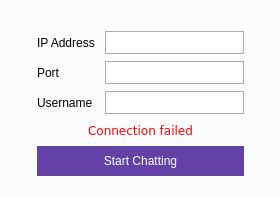
First picture: the form in signin.ui, repository likeMyCode/MyIRC, before the edit.
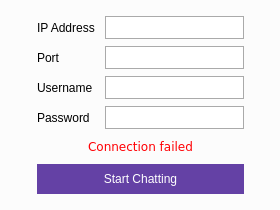
Second picture: the form after the edit.

What changed in the file:
```diff
--- a/signin.ui
+++ b/signin.ui
@@ -10,19 +10,19 @@
     <x>0</x>
     <y>0</y>
     <width>280</width>
-    <height>197</height>
+    <height>210</height>
    </rect>
   </property>
   <property name="minimumSize">
    <size>
     <width>280</width>
-    <height>197</height>
+    <height>210</height>
    </size>
   </property>
   <property name="maximumSize">
    <size>
     <width>280</width>
-    <height>197</height>
+    <height>220</height>
    </size>
   </property>
   <property name="windowTitle">
@@ -51,10 +51,10 @@
       <number>3</number>
      </property>
      <property name="topMargin">
-      <number>20</number>
+      <number>5</number>
      </property>
      <property name="bottomMargin">
-      <number>10</number>
+      <number>5</number>
      </property>
      <item>
       <layout class="QFormLayout" name="formLayout_2">
@@ -127,6 +127,27 @@
          </property>
         </widget>
        </item>
+       <item row="5" column="1">
+        <widget class="QLineEdit" name="passwordEdit">
+         <property name="minimumSize">
+          <size>
+           <width>0</width>
+           <height>23</height>
+          </size>
+         </property>
+         <property name="styleSheet">
+          <string notr="true">background-color: rgb(255, 255, 255);
+border: 1px solid #AAAAAA</string>
+         </property>
+        </widget>
+       </item>
+       <item row="5" column="0">
+        <widget class="QLabel" name="label_4">
+         <property name="text">
+          <string>Password</string>
+         </property>
+        </widget>
+       </item>
       </layout>
      </item>
      <item>
```
